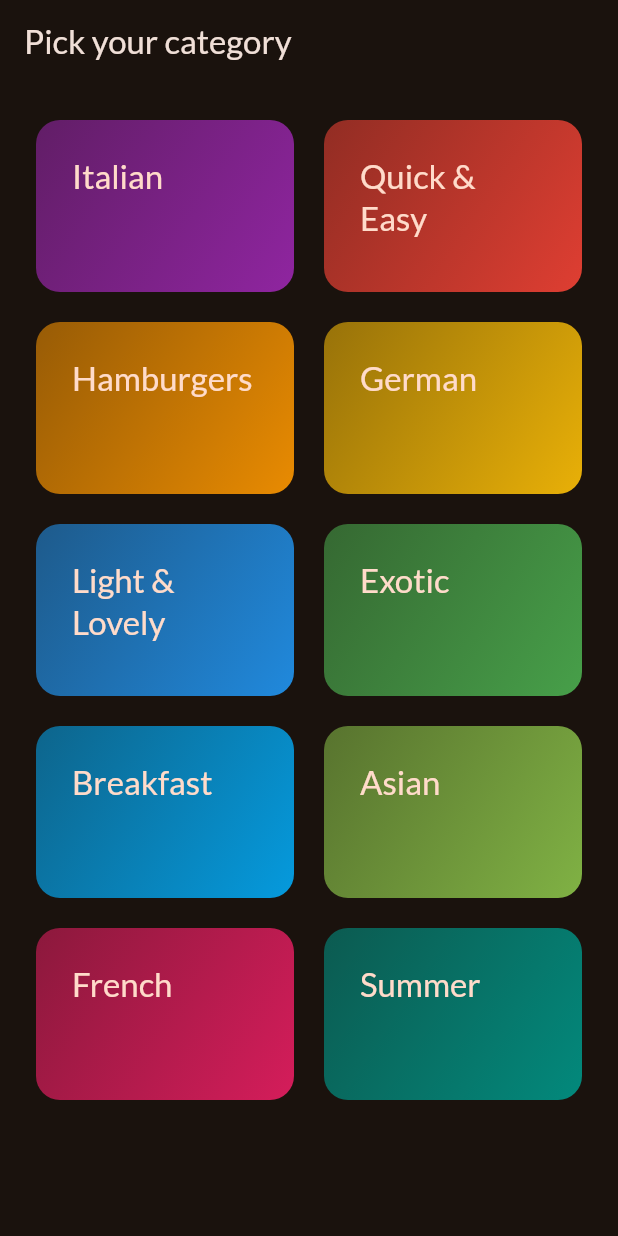
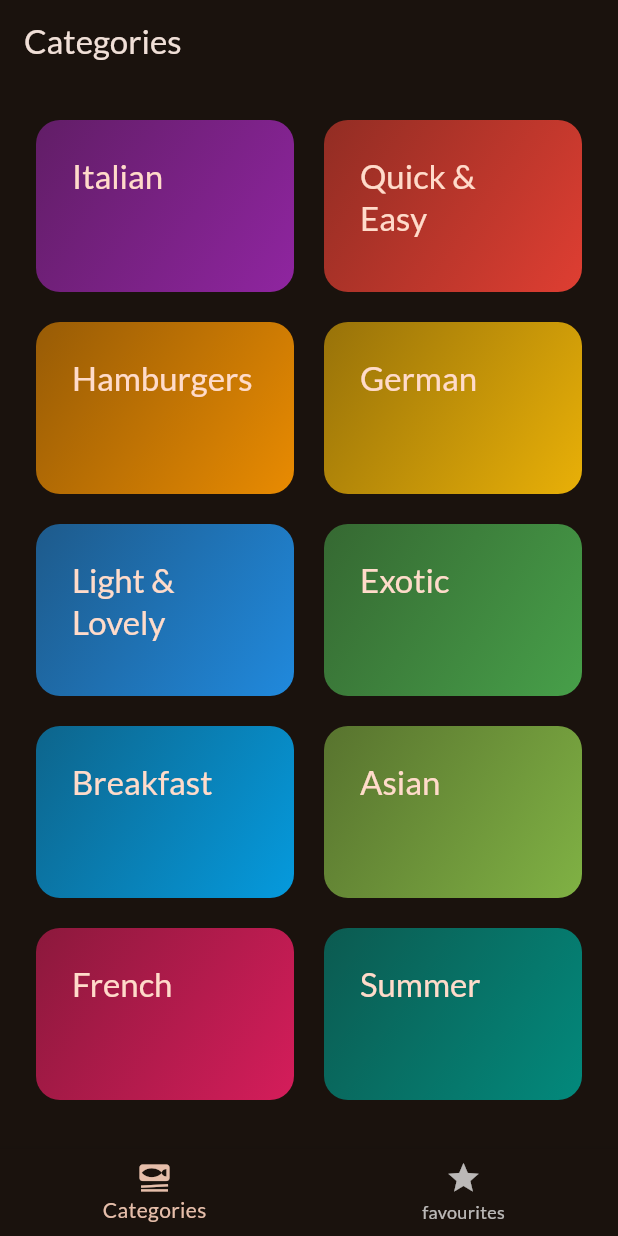
Before and after one commit to Danishalam045/multiScreen-App, a Flutter app: the screen it shows after launch, on a phone screen of 412 x 824 dp. Run offline on Flutter 3.47's test engine with Material 3 defaults, Android fonts, the light colour scheme and no system bars; our stand-ins replace google_fonts, transparent_image.

Commit message:
learning BottomVavigationBar

```diff
--- a/lib/categories.dart
+++ b/lib/categories.dart
@@ -26,11 +26,7 @@ class CategoriesScreen extends StatelessWidget {
 
   @override
   Widget build(BuildContext context) {
-    return Scaffold(
-      appBar: AppBar(
-        title: const Text('Pick your category'),
-      ),
-      body: GridView(
+    return GridView(
       padding: const EdgeInsets.all(24.0),
       gridDelegate: const SliverGridDelegateWithFixedCrossAxisCount(
         crossAxisCount: 2,
@@ -47,7 +43,6 @@ class CategoriesScreen extends StatelessWidget {
             },
           ),
       ],
-      ),
     );
   }
 }
--- a/lib/main.dart
+++ b/lib/main.dart
@@ -1,6 +1,6 @@
 import 'package:flutter/material.dart';
 import 'package:google_fonts/google_fonts.dart';
-import 'package:seventh_project/categories.dart';
+import 'package:seventh_project/screen/tabs.dart';
 
 final theme = ThemeData(
   useMaterial3: true,
@@ -22,7 +22,7 @@ class App extends StatelessWidget {
   Widget build(BuildContext context) {
     return MaterialApp(
       theme: theme,
-      home: const CategoriesScreen(),
+      home:const TabScreen(),
     );
   }
 }
--- /dev/null
+++ b/lib/screen/tabs.dart
@@ -0,0 +1,45 @@
+import 'package:flutter/material.dart';
+import 'package:seventh_project/categories.dart';
+import 'package:seventh_project/screen/meals.dart';
+
+class TabScreen extends StatefulWidget {
+  const TabScreen({super.key});
+
+  @override
+  State<TabScreen> createState() => _TabScreenState();
+}
+
+class _TabScreenState extends State<TabScreen> {
+  var _selectedPageIndex = 0;
+
+  void _selectPage(index) {
+    setState(() {
+      _selectedPageIndex = index;
+    });
+  }
+
+  @override
+  Widget build(BuildContext context) {
+    Widget activePage = const CategoriesScreen();
+    var activePageTitle = 'Categories';
+    if (_selectedPageIndex == 1) {
+      activePage = const MealScreen(meals: []);
+      activePageTitle = 'Your Favourite';
+    }
+    return Scaffold(
+      appBar: AppBar(
+        title: Text(activePageTitle),
+      ),
+      body: activePage,
+      bottomNavigationBar: BottomNavigationBar(
+        currentIndex: _selectedPageIndex,
+        onTap: _selectPage,
+        items: const [
+          BottomNavigationBarItem(
+              icon: Icon(Icons.set_meal), label: 'Categories'),
+          BottomNavigationBarItem(icon: Icon(Icons.star), label: 'favourites'),
+        ],
+      ),
+    );
+  }
+}
```
Also changed, not shown: lib/screen/meals.dart (+8 -3 lines). Lines whose indentation alone changed are shown as unchanged.
